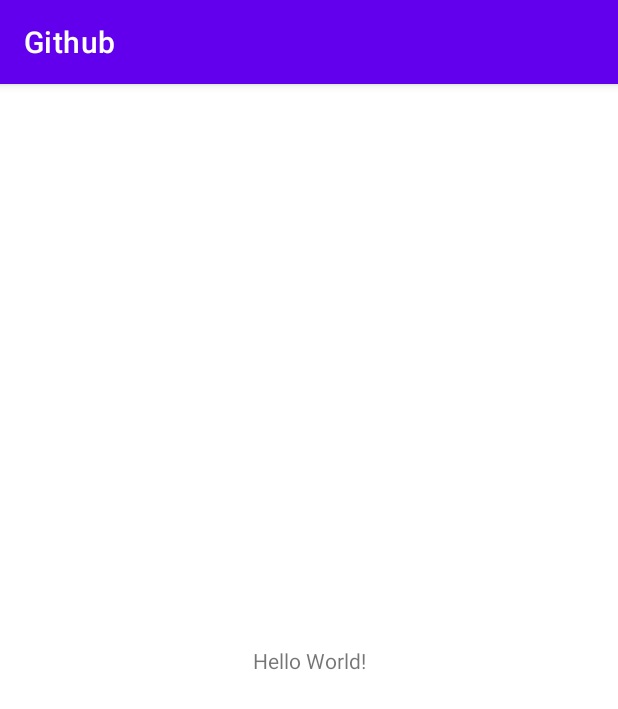
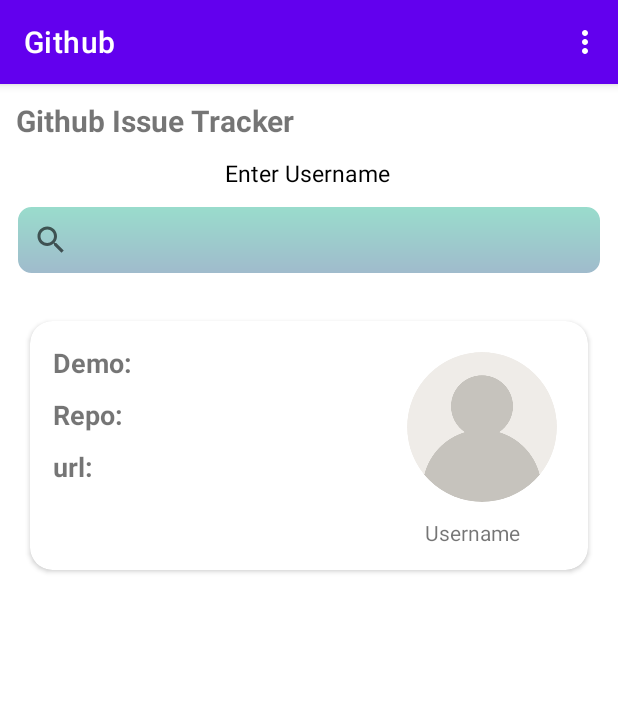
Before and after one commit to EveNyarango/Github-Issue-tracker, an Android app: the screen it shows after launch (MainActivity), on a phone screen of 412 x 824 dp. Shown: the top 709 px of the screen. Run offline under Robolectric (Android 15) with nearby library versions, the phone set to English and light mode, and no system bars; our stand-ins replace CircleImageView.

Commit message:
work on ui, add search

```diff
--- a/app/src/main/AndroidManifest.xml
+++ b/app/src/main/AndroidManifest.xml
@@ -9,6 +9,8 @@
         android:roundIcon="@mipmap/ic_launcher_round"
         android:supportsRtl="true"
         android:theme="@style/Theme.Github">
+        <activity android:name=".ui.SplashActivity"></activity>
+        <activity android:name=".ui.IssuesActivity" />
         <activity android:name=".MainActivity">
             <intent-filter>
                 <action android:name="android.intent.action.MAIN" />
--- a/app/src/main/java/com/example/github/MainActivity.java
+++ b/app/src/main/java/com/example/github/MainActivity.java
@@ -1,8 +1,15 @@
 package com.example.github;
 
+import androidx.annotation.NonNull;
 import androidx.appcompat.app.AppCompatActivity;
 
+import android.content.Intent;
 import android.os.Bundle;
+import android.view.Menu;
+import android.view.MenuInflater;
+import android.view.MenuItem;
+
+import com.example.github.ui.SplashActivity;
 
 public class MainActivity extends AppCompatActivity {
 
@@ -11,4 +18,29 @@ public class MainActivity extends AppCompatActivity {
         super.onCreate(savedInstanceState);
         setContentView(R.layout.activity_main);
     }
+
+
+    @Override
+    public boolean onCreateOptionsMenu(Menu menu) {
+        MenuInflater inflater = getMenuInflater();
+        inflater.inflate(R.menu.menu_menu, menu);
+        return super.onCreateOptionsMenu(menu);
+    }
+
+    @Override
+    public boolean onOptionsItemSelected(MenuItem item) {
+        int id = item.getItemId();
+        if (id == R.id.action_logout) {
+            logout();
+            return true;
+        }
+        return super.onOptionsItemSelected(item);
+    }
+
+    private void logout() {
+        Intent intent = new Intent(MainActivity.this, SplashActivity.class);
+        intent.setFlags(Intent.FLAG_ACTIVITY_NEW_TASK | Intent.FLAG_ACTIVITY_CLEAR_TASK);
+        startActivity(intent);
+        finish();
+    }
 }
--- /dev/null
+++ b/app/src/main/java/com/example/github/network/GithubApi.java
@@ -0,0 +1,4 @@
+package com.example.github.network;
+
+public interface GithubApi {
+}
--- /dev/null
+++ b/app/src/main/res/drawable/button.xml
@@ -0,0 +1,16 @@
+<?xml version="1.0" encoding="utf-8"?>
+<shape xmlns:android="http://schemas.android.com/apk/res/android">
+
+    <gradient android:startColor="@color/lighter"
+        android:endColor="#9dc"
+        android:angle="90"/>
+
+    <corners android:bottomLeftRadius="10dp"
+        android:topLeftRadius="10dp"
+        android:bottomRightRadius="10dp"
+        android:topRightRadius="10dp" />
+
+    <stroke android:width="2dp"
+        android:color="@color/white"/>
+
+</shape>
--- a/app/src/main/res/layout/activity_main.xml
+++ b/app/src/main/res/layout/activity_main.xml
@@ -1,18 +1,128 @@
 <?xml version="1.0" encoding="utf-8"?>
-<androidx.constraintlayout.widget.ConstraintLayout xmlns:android="http://schemas.android.com/apk/res/android"
+<LinearLayout xmlns:android="http://schemas.android.com/apk/res/android"
     xmlns:app="http://schemas.android.com/apk/res-auto"
     xmlns:tools="http://schemas.android.com/tools"
     android:layout_width="match_parent"
     android:layout_height="match_parent"
+    android:orientation="vertical"
     tools:context=".MainActivity">
+
+<!--    <TextView-->
+<!--        android:layout_width="wrap_content"-->
+<!--        android:layout_height="wrap_content"-->
+<!--        android:text="Hello World!"-->
+<!--        app:layout_constraintBottom_toBottomOf="parent"-->
+<!--        app:layout_constraintLeft_toLeftOf="parent"-->
+<!--        app:layout_constraintRight_toRightOf="parent"-->
+<!--        app:layout_constraintTop_toTopOf="parent" />-->
 
     <TextView
         android:layout_width="wrap_content"
         android:layout_height="wrap_content"
-        android:text="Hello World!"
-        app:layout_constraintBottom_toBottomOf="parent"
-        app:layout_constraintLeft_toLeftOf="parent"
-        app:layout_constraintRight_toRightOf="parent"
-        app:layout_constraintTop_toTopOf="parent" />
+        android:text="Github Issue Tracker"
+        android:padding="5dp"
+        android:layout_margin="5dp"
+        android:textSize="20dp"
+        android:textStyle="bold"/>
 
-</androidx.constraintlayout.widget.ConstraintLayout>
+    <TextView
+        android:layout_width="wrap_content"
+        android:layout_height="wrap_content"
+        android:textSize="15sp"
+        android:layout_marginLeft="150dp"
+        android:textAlignment="center"
+        android:textColor="@color/black"
+        android:text="Enter Username"
+        android:gravity="center_horizontal" />
+
+    <LinearLayout
+        android:layout_width="match_parent"
+        android:layout_height="wrap_content">
+
+        <SearchView
+            android:id="@+id/searchview"
+            android:layout_width="match_parent"
+            android:layout_height="wrap_content"
+            android:background="@drawable/button"
+            android:layout_margin="10dp"
+            />
+
+    </LinearLayout>
+
+<!--card-->
+    <LinearLayout
+        android:layout_width="match_parent"
+        android:layout_height="wrap_content"
+        android:orientation="vertical">
+
+        <androidx.cardview.widget.CardView
+            android:layout_width="match_parent"
+            android:layout_margin="20dp"
+            app:cardCornerRadius="15dp"
+            android:layout_height="wrap_content">
+
+            <RelativeLayout
+                android:layout_width="match_parent"
+                android:layout_height="wrap_content"
+                android:layout_margin="5dp"
+                android:padding="10dp">
+
+                <TextView
+                    android:id="@+id/demo"
+                    android:layout_width="wrap_content"
+                    android:layout_height="wrap_content"
+                    android:text="Demo:"
+                    android:textSize="18dp"
+                    android:textStyle="bold" />
+
+                <TextView
+                    android:id="@+id/repo"
+                    android:layout_width="match_parent"
+                    android:layout_height="wrap_content"
+                    android:layout_marginTop="10dp"
+                    android:layout_below="@+id/demo"
+                    android:text="Repo:"
+                    android:textStyle="bold"
+                    android:textSize="18sp" />
+
+
+                <TextView
+                    android:id="@+id/url"
+                    android:layout_width="match_parent"
+                    android:layout_height="wrap_content"
+                    android:layout_marginTop="10dp"
+                    android:layout_below="@id/repo"
+                    android:text="url:"
+                    android:textStyle="bold"
+                    android:textSize="18sp" />
+
+                <de.hdodenhof.circleimageview.CircleImageView
+                    android:id="@+id/avatar"
+                    android:layout_width="100dp"
+                    android:layout_height="100dp"
+                    android:layout_alignParentRight="true"
+                    android:layout_centerHorizontal="true"
+                    android:layout_margin="5dp"
+                    android:src="@drawable/user" />
+
+                <TextView
+                    android:id="@+id/username"
+                    android:layout_width="wrap_content"
+                    android:layout_height="wrap_content"
+                    android:layout_below="@+id/avatar"
+                    android:layout_alignParentRight="true"
+                    android:layout_marginTop="5dp"
+                    android:layout_marginRight="30dp"
+                    android:text="Username" />
+
+
+            </RelativeLayout>
+
+        </androidx.cardview.widget.CardView>
+
+    </LinearLayout>
+
+
+
+
+</LinearLayout>
--- /dev/null
+++ b/app/src/main/res/menu/menu_menu.xml
@@ -0,0 +1,9 @@
+<?xml version="1.0" encoding="utf-8"?>
+<menu xmlns:android="http://schemas.android.com/apk/res/android"
+    xmlns:app="http://schemas.android.com/apk/res-auto">
+    <item
+        android:id="@+id/action_logout"
+        android:title="Logout"
+        android:visible="true"
+        app:showAsAction="never"/>
+</menu>
--- a/app/src/main/res/values/colors.xml
+++ b/app/src/main/res/values/colors.xml
@@ -7,4 +7,5 @@
     <color name="teal_700">#FF018786</color>
     <color name="black">#FF000000</color>
     <color name="white">#FFFFFFFF</color>
+    <color name="lighter">#A0BACC</color>
 </resources>
```
Also changed, not shown: app/build.gradle (+11 -0 lines), app/src/main/java/com/example/github/network/GithubClient.java (added, +19 -0 lines), app/src/main/java/com/example/github/ui/IssuesActivity.java (added, +16 -0 lines), app/src/main/java/com/example/github/ui/SplashActivity.java (added, +16 -0 lines), app/src/main/res/drawable/ic_baseline_search.xml (added, +10 -0 lines), app/src/main/res/layout/activity_issues.xml (added, +9 -0 lines), app/src/main/res/layout/activity_splash.xml (added, +9 -0 lines), app/src/main/res/drawable/user.png (added).
